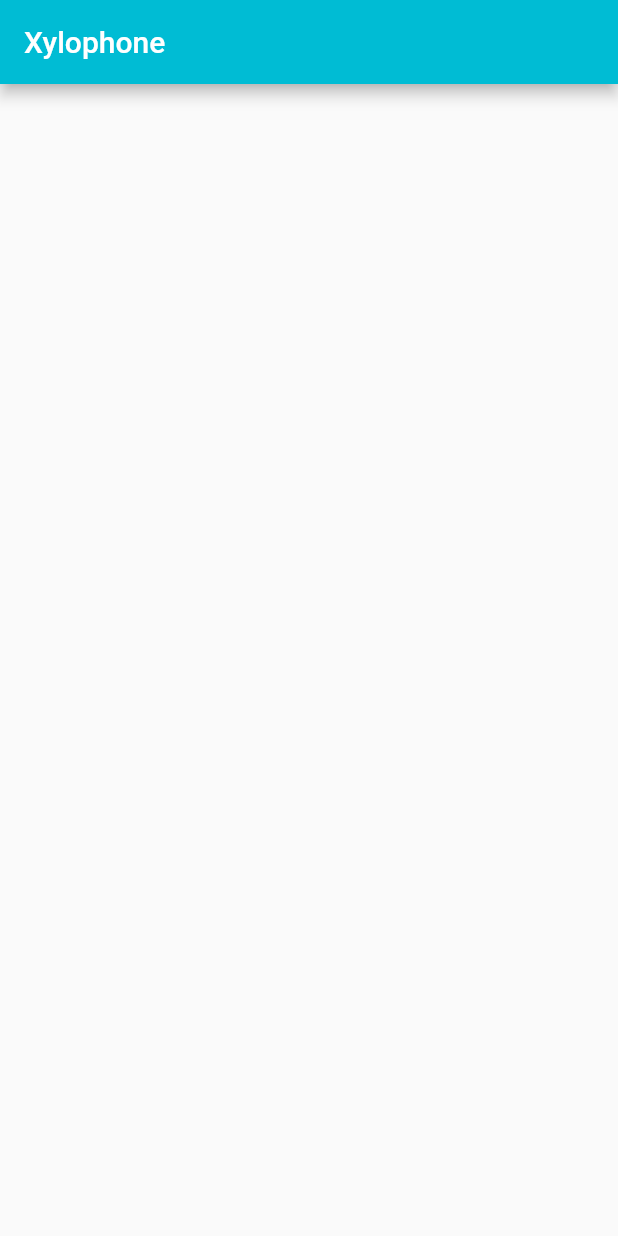
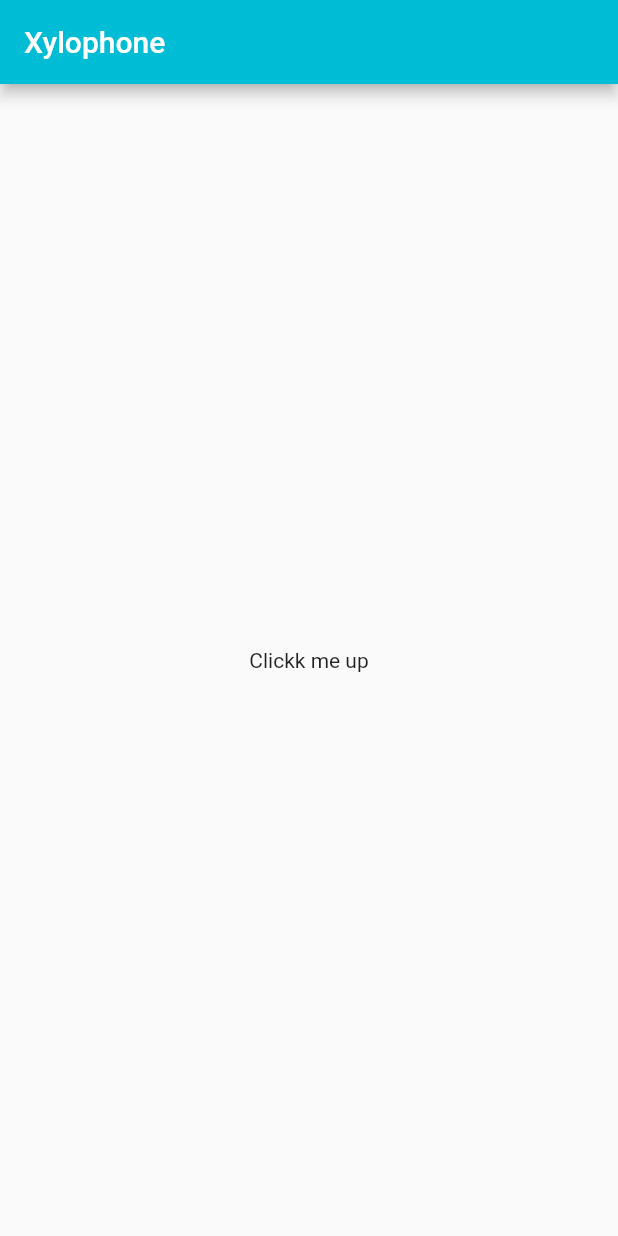
Before and after one commit to aximilli1212/flutter-googles, a Flutter app: the screen it shows after launch, on a phone screen of 412 x 824 dp. Run offline on Flutter 3.47's test engine with Material 2 defaults, Android fonts, the phone set to English and light mode, and no system bars; our stand-ins replace audioplayers.

Commit message:
Switch to audio cache for playing local assets

```diff
--- a/xylophone/lib/main.dart
+++ b/xylophone/lib/main.dart
@@ -1,5 +1,5 @@
 import 'package:flutter/material.dart';
-import 'package:audioplayers/audioplayers.dart';
+import 'package:audioplayers/audio_cache.dart';
 void main() => runApp(MyApp());
 
 class MyApp extends StatelessWidget {
@@ -11,8 +11,10 @@ class MyApp extends StatelessWidget {
           appBar: AppBar(
             backgroundColor: Colors.cyan,
             title: Text('Xylophone'),
-          )
-
+          ),
+      body: SafeArea(
+          child: Center(child: Text('Clickk me up')),
+      ),
       ),
 
     );
```
